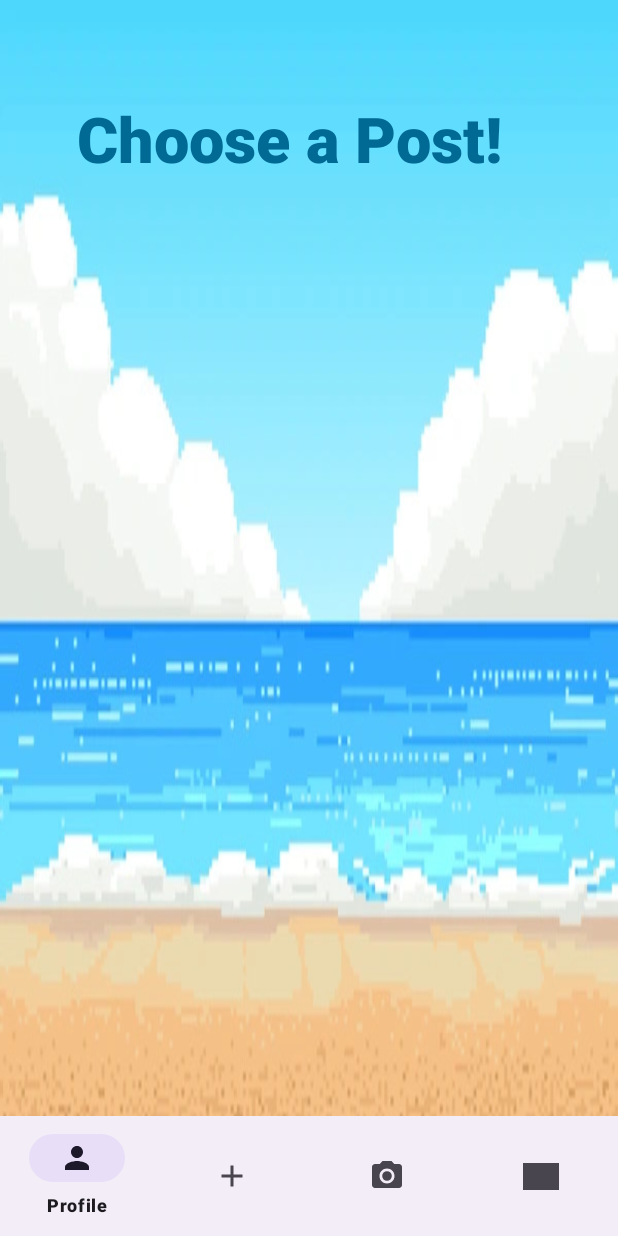
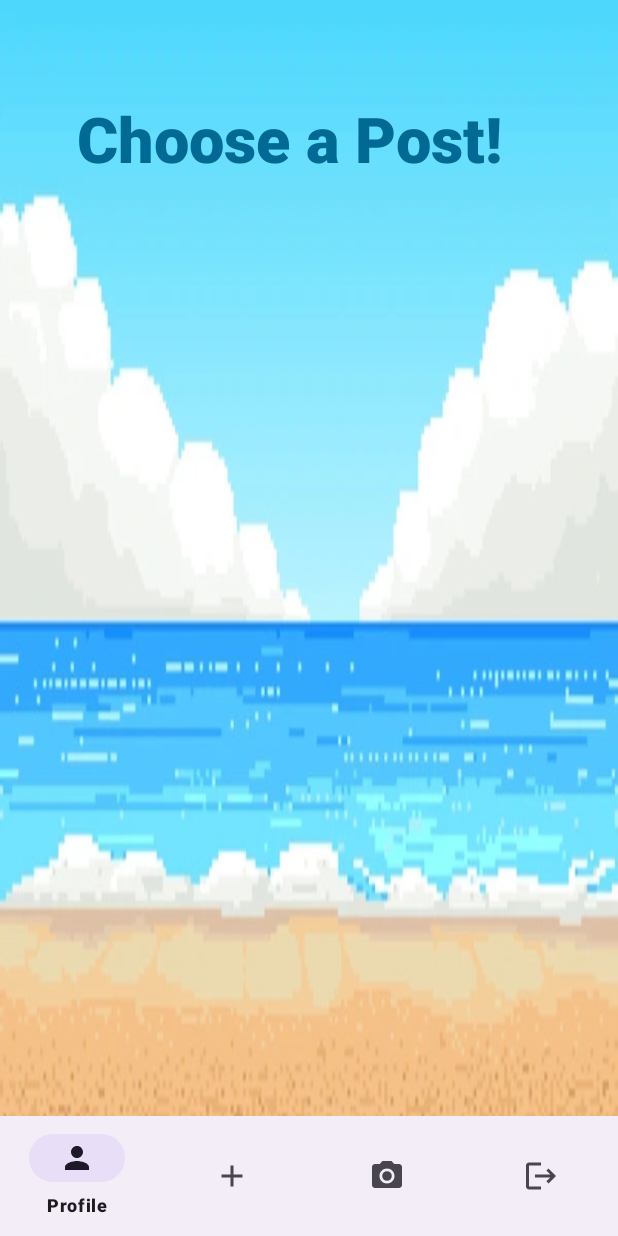
Before and after one commit to clee140/Sea_It_Repository, an Android app: the home_page_2 screen opened directly, with no data from a screen before it, on a phone screen of 412 x 824 dp. Run offline under Robolectric (Android 15) with nearby library versions, the phone set to English and light mode, and no system bars; 1 statement that could not run was skipped.

Commit message:
update to login and nav bar

```diff
--- /dev/null
+++ b/app/src/main/res/drawable/baseline_logout_24.xml
@@ -0,0 +1,5 @@
+<vector android:autoMirrored="true" android:height="24dp"
+    android:tint="#15294B" android:viewportHeight="24"
+    android:viewportWidth="24" android:width="24dp" xmlns:android="http://schemas.android.com/apk/res/android">
+    <path android:fillColor="@android:color/white" android:pathData="M17,7l-1.41,1.41L18.17,11H8v2h10.17l-2.58,2.58L17,17l5,-5zM4,5h8V3H4c-1.1,0 -2,0.9 -2,2v14c0,1.1 0.9,2 2,2h8v-2H4V5z"/>
+</vector>
--- a/app/src/main/res/layout/activity_login.xml
+++ b/app/src/main/res/layout/activity_login.xml
@@ -16,10 +16,10 @@
         app:srcCompat="@drawable/seait_logo" />
 
     <EditText
-        android:id="@+id/editTextUsername"
+        android:id="@+id/editTextEmail"
         android:layout_width="match_parent"
         android:layout_height="60dp"
-        android:hint="Username"
+        android:hint="Email"
         android:inputType="text" />
 
     <!-- password EditText -->
--- a/app/src/main/res/menu/bottom_nav_menu.xml
+++ b/app/src/main/res/menu/bottom_nav_menu.xml
@@ -16,9 +16,7 @@
 
     <item
         android:id="@+id/navigation_signOut"
- android:icon="@drawable/ocean_background"
+        android:icon="@drawable/baseline_logout_24"
         android:title="Sign out" />
 
-
-
 </menu>
```
